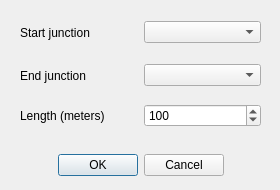
Old version of the form src/view/dialogs/createpavementdialog.ui in the repository SuperCiuper/TrafficSimulation.
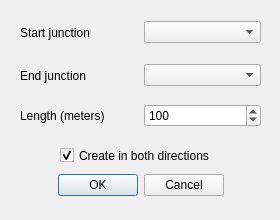
New version of the form.

The edit to the form file:
```diff
--- a/src/view/dialogs/createpavementdialog.ui
+++ b/src/view/dialogs/createpavementdialog.ui
@@ -7,7 +7,7 @@
     <x>0</x>
     <y>0</y>
     <width>280</width>
-    <height>190</height>
+    <height>220</height>
    </rect>
   </property>
   <property name="windowTitle">
@@ -17,7 +17,7 @@
    <property name="geometry">
     <rect>
      <x>20</x>
-     <y>150</y>
+     <y>170</y>
      <width>241</width>
      <height>31</height>
     </rect>
@@ -138,6 +138,22 @@
     </item>
    </layout>
   </widget>
+  <widget class="QCheckBox" name="bothDirectionsCheckBox">
+   <property name="geometry">
+    <rect>
+     <x>60</x>
+     <y>140</y>
+     <width>161</width>
+     <height>31</height>
+    </rect>
+   </property>
+   <property name="text">
+    <string>Create in both directions</string>
+   </property>
+   <property name="checked">
+    <bool>true</bool>
+   </property>
+  </widget>
  </widget>
  <resources/>
  <connections>
```
